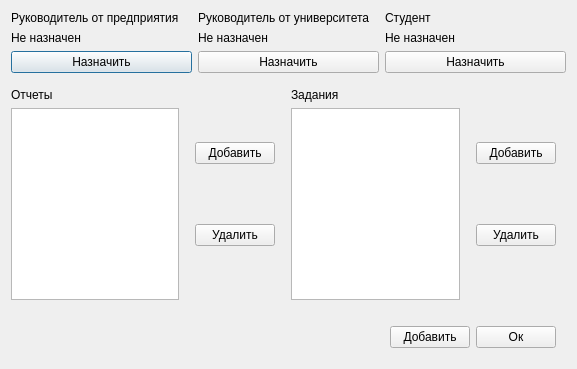
This is ui/passingpracticewindow.ui in 7enSmile/clientVKR as Qt 5 draws it before an edit. The edited form follows.
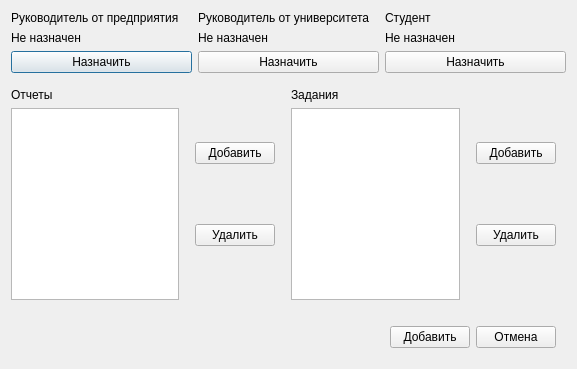
This is the edited form.

Commit message: Изменение форм

The edit to the form file:
```diff
--- a/ui/passingpracticewindow.ui
+++ b/ui/passingpracticewindow.ui
@@ -321,7 +321,7 @@
      <item>
       <widget class="QPushButton" name="pushButtonOk">
        <property name="text">
-        <string>Ок</string>
+        <string>Отмена</string>
        </property>
       </widget>
      </item>
```
The commit also changes 2 other files.
